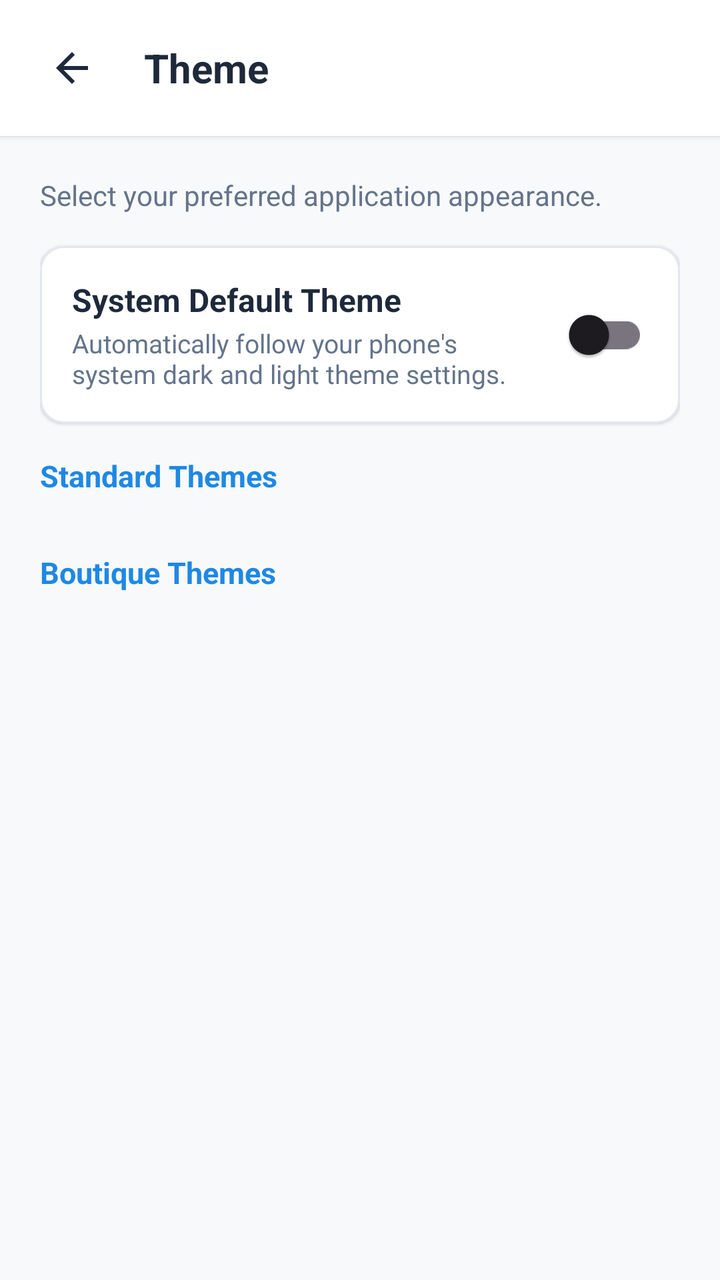
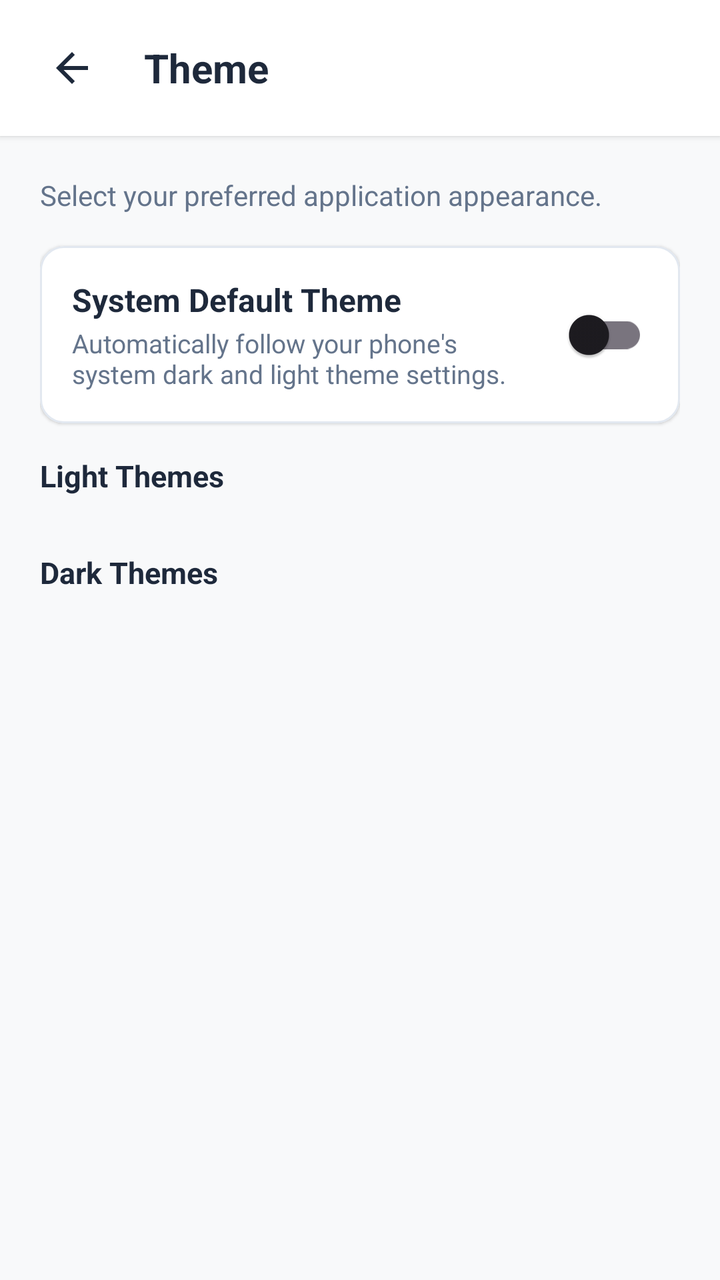

Compare the two renders of this Android layout. The source of the first and the diff that turns it into the second are given below.
<!-- AndroidManifest.xml: application theme Theme.WeatherAPP -->
<!-- res/layout/dialog_theme_settings.xml -->
<?xml version="1.0" encoding="utf-8"?>
<LinearLayout xmlns:android="http://schemas.android.com/apk/res/android"
    xmlns:app="http://schemas.android.com/apk/res-auto"
    xmlns:tools="http://schemas.android.com/tools"
    android:id="@+id/mainThemeSettings"
    android:layout_width="match_parent"
    android:layout_height="match_parent"
    android:background="@color/background_light"
    android:orientation="vertical">

    
    <com.google.android.material.card.MaterialCardView
        android:id="@+id/cardHeader"
        android:layout_width="match_parent"
        android:layout_height="wrap_content"
        app:cardBackgroundColor="@color/surface_card"
        app:cardCornerRadius="0dp"
        app:cardElevation="2dp"
        app:strokeWidth="0dp">

        <LinearLayout
            android:layout_width="match_parent"
            android:layout_height="wrap_content"
            android:gravity="center_vertical"
            android:orientation="horizontal"
            android:paddingHorizontal="16dp"
            android:paddingVertical="14dp">

            <ImageButton
                android:id="@+id/btnBack"
                android:layout_width="40dp"
                android:layout_height="40dp"
                android:background="?attr/selectableItemBackgroundBorderless"
                android:contentDescription="@string/cd_back"
                android:padding="8dp"
                android:scaleType="fitCenter"
                android:src="@drawable/ic_back"
                app:tint="@color/text_primary" />

            <TextView
                android:layout_width="wrap_content"
                android:layout_height="wrap_content"
                android:layout_marginStart="16dp"
                android:text="@string/title_theme"
                android:textColor="@color/text_primary"
                android:textSize="20sp"
                android:textStyle="bold" />

        </LinearLayout>

    </com.google.android.material.card.MaterialCardView>

    <ScrollView
        android:layout_width="match_parent"
        android:layout_height="match_parent"
        android:fillViewport="true">

        <LinearLayout
            android:layout_width="match_parent"
            android:layout_height="wrap_content"
            android:orientation="vertical"
            android:padding="20dp">

            <TextView
                android:layout_width="wrap_content"
                android:layout_height="wrap_content"
                android:layout_marginBottom="16dp"
                android:text="@string/desc_theme_settings"
                android:textColor="@color/text_secondary"
                android:textSize="14sp" />

            
            <com.google.android.material.card.MaterialCardView
                android:id="@+id/cardSystemDefaultSwitch"
                android:layout_width="match_parent"
                android:layout_height="wrap_content"
                android:layout_marginBottom="16dp"
                app:cardBackgroundColor="@color/surface_card"
                app:cardCornerRadius="12dp"
                app:cardElevation="1dp"
                app:strokeColor="@color/divider_color"
                app:strokeWidth="1dp">

                <LinearLayout
                    android:layout_width="match_parent"
                    android:layout_height="wrap_content"
                    android:gravity="center_vertical"
                    android:orientation="horizontal"
                    android:padding="16dp">

                    <LinearLayout
                        android:layout_width="0dp"
                        android:layout_height="wrap_content"
                        android:layout_marginEnd="12dp"
                        android:layout_weight="1"
                        android:orientation="vertical">

                        <TextView
                            android:id="@+id/tvSystemDefaultTitle"
                            android:layout_width="wrap_content"
                            android:layout_height="wrap_content"
                            android:text="@string/title_system_default_theme"
                            android:textColor="@color/text_primary"
                            android:textSize="16sp"
                            android:textStyle="bold" />

                        <TextView
                            android:id="@+id/tvSystemDefaultDesc"
                            android:layout_width="wrap_content"
                            android:layout_height="wrap_content"
                            android:layout_marginTop="2dp"
                            android:text="@string/desc_system_default_theme"
                            android:textColor="@color/text_secondary"
                            android:textSize="13sp" />

                    </LinearLayout>

                    <com.google.android.material.switchmaterial.SwitchMaterial
                        android:id="@+id/switchSystemDefault"
                        android:layout_width="wrap_content"
                        android:layout_height="wrap_content" />

                </LinearLayout>

            </com.google.android.material.card.MaterialCardView>

            
            <LinearLayout
                android:id="@+id/layoutThemeChoicesContainer"
                android:layout_width="match_parent"
                android:layout_height="wrap_content"
                android:orientation="vertical">

                
                <TextView
                    android:id="@+id/tvStandardHeader"
                    android:layout_width="wrap_content"
                    android:layout_height="wrap_content"
                    android:layout_marginBottom="8dp"
                    android:text="@string/header_standard_themes"
                    android:textColor="@color/brand_primary"
                    android:textSize="15sp"
                    android:textStyle="bold" />

                <LinearLayout
                    android:id="@+id/layoutStandardThemes"
                    android:layout_width="match_parent"
                    android:layout_height="wrap_content"
                    android:orientation="vertical" />

                
                <TextView
                    android:id="@+id/tvBoutiqueHeader"
                    android:layout_width="wrap_content"
                    android:layout_height="wrap_content"
                    android:layout_marginTop="20dp"
                    android:layout_marginBottom="8dp"
                    android:text="@string/header_boutique_themes"
                    android:textColor="@color/brand_primary"
                    android:textSize="15sp"
                    android:textStyle="bold" />

                <LinearLayout
                    android:id="@+id/layoutBoutiqueThemes"
                    android:layout_width="match_parent"
                    android:layout_height="wrap_content"
                    android:orientation="vertical" />

            </LinearLayout>

        </LinearLayout>

    </ScrollView>

</LinearLayout>
<!-- resources referenced by this layout -->
<resources>
  <color name="background_light">#F8F9FA</color>
  <color name="brand_primary">#1E88E5</color>
  <color name="divider_color">#E2E8F0</color>
  <color name="surface_card">#FFFFFF</color>
  <color name="text_primary">#1E293B</color>
  <color name="text_secondary">#64748B</color>
  <!-- drawable ic_back (drawable) -->
  <vector xmlns:android="http://schemas.android.com/apk/res/android"
      android:width="24dp"
      android:height="24dp"
      android:viewportWidth="24"
      android:viewportHeight="24">
    <path
        android:fillColor="@color/text_primary"
        android:pathData="M20,11H7.83l5.59,-5.59L12,4l-8,8 8,8 1.41,-1.41L7.83,13H20v-2z"/>
  </vector>
  <string name="cd_back">Back</string>
  <string name="desc_system_default_theme">Automatically follow your phone\'s system dark and light theme settings.</string>
  <string name="desc_theme_settings">Select your preferred application appearance.</string>
  <string name="header_boutique_themes">Boutique Themes</string>
  <string name="header_standard_themes">Standard Themes</string>
  <string name="title_system_default_theme">System Default Theme</string>
  <string name="title_theme">Theme</string>
  <style name="Theme.WeatherAPP" parent="Base.Theme.WeatherAPP" />
  <style name="Base.Theme.WeatherAPP" parent="Theme.Material3.DayNight.NoActionBar">
          <item name="android:windowLightStatusBar">true</item>
      </style>
</resources>

<!-- the commit's change to res/layout/dialog_theme_settings.xml (unified diff, before → after) -->
@@ -137,8 +137,8 @@
                     android:layout_width="wrap_content"
                     android:layout_height="wrap_content"
                     android:layout_marginBottom="8dp"
-                    android:text="@string/header_standard_themes"
-                    android:textColor="@color/brand_primary"
+                    android:text="@string/header_light_themes"
+                    android:textColor="@color/text_primary"
                     android:textSize="15sp"
                     android:textStyle="bold" />
 
@@ -155,8 +155,8 @@
                     android:layout_height="wrap_content"
                     android:layout_marginTop="20dp"
                     android:layout_marginBottom="8dp"
-                    android:text="@string/header_boutique_themes"
-                    android:textColor="@color/brand_primary"
+                    android:text="@string/header_dark_themes"
+                    android:textColor="@color/text_primary"
                     android:textSize="15sp"
                     android:textStyle="bold" />
 
<!-- resource entries referenced after the edit -->
@@ -1,7 +1,6 @@
 <!-- resources referenced by this layout -->
 <resources>
   <color name="background_light">#F8F9FA</color>
-  <color name="brand_primary">#1E88E5</color>
   <color name="divider_color">#E2E8F0</color>
   <color name="surface_card">#FFFFFF</color>
   <color name="text_primary">#1E293B</color>
@@ -19,8 +18,8 @@
   <string name="cd_back">Back</string>
   <string name="desc_system_default_theme">Automatically follow your phone\'s system dark and light theme settings.</string>
   <string name="desc_theme_settings">Select your preferred application appearance.</string>
-  <string name="header_boutique_themes">Boutique Themes</string>
-  <string name="header_standard_themes">Standard Themes</string>
+  <string name="header_dark_themes">Dark Themes</string>
+  <string name="header_light_themes">Light Themes</string>
   <string name="title_system_default_theme">System Default Theme</string>
   <string name="title_theme">Theme</string>
   <style name="Theme.WeatherAPP" parent="Base.Theme.WeatherAPP" />
